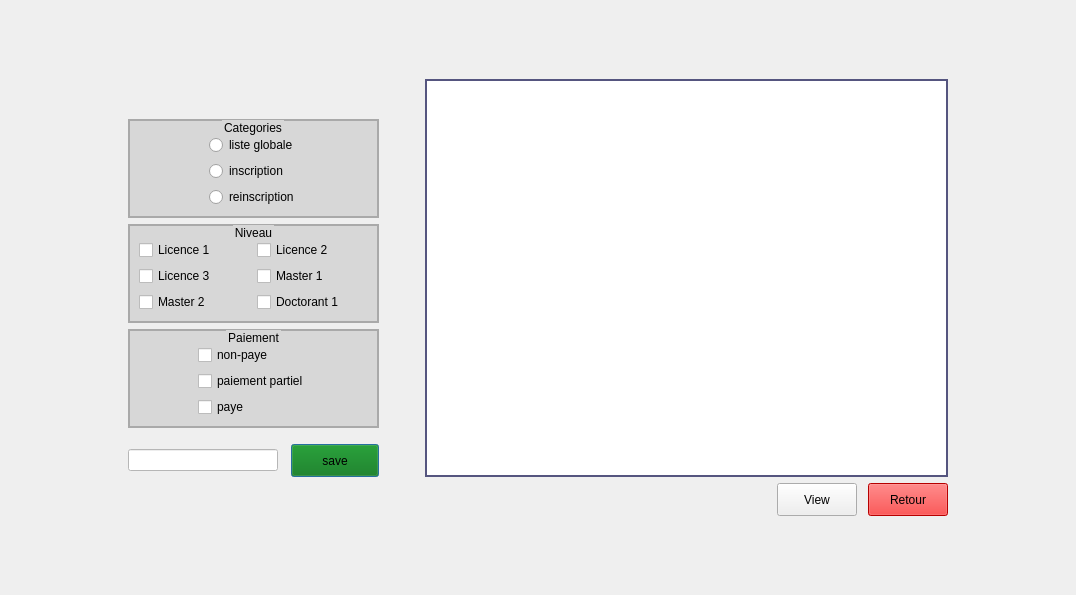
This is myProject/liste_generale.ui in ToDesire/QT_Project as Qt 5 draws it before an edit. The edited form follows.
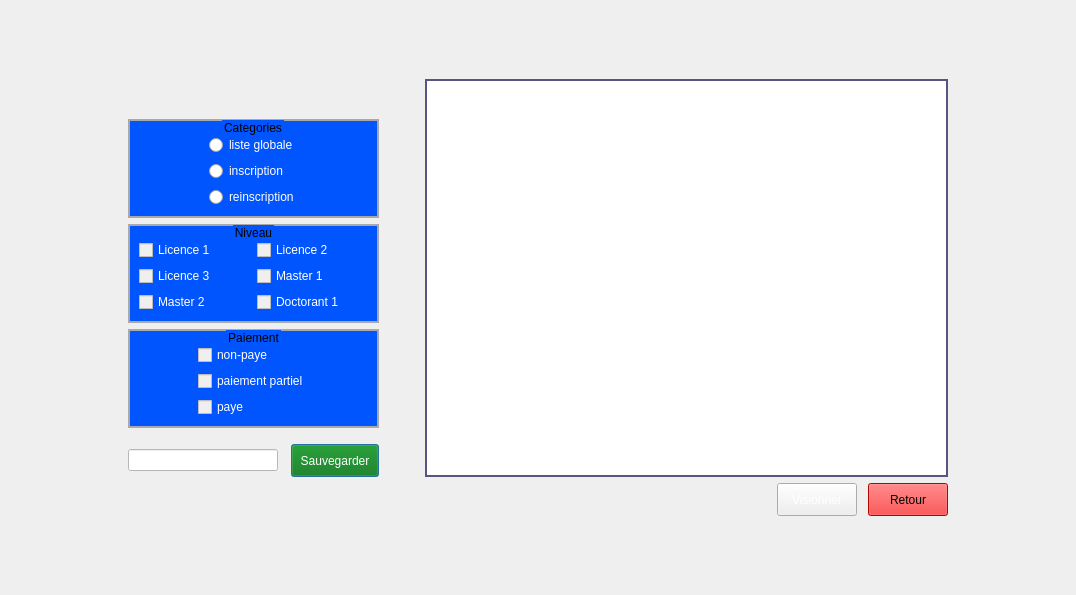
This is the edited form.

Patch:
```diff
--- a/myProject/liste_generale.ui
+++ b/myProject/liste_generale.ui
@@ -63,7 +63,7 @@
           <widget class="QGroupBox" name="groupBox_3">
            <property name="styleSheet">
             <string notr="true">QGroupBox{
-	background-color: rgba(191, 191, 191, 0.5);
+background-color: rgb(0, 85, 255);
 	color: #000;
 	border: 2px solid darkgray;
 }</string>
@@ -93,6 +93,9 @@
             </item>
             <item row="2" column="1">
              <widget class="QRadioButton" name="radioButton_inscription">
+              <property name="styleSheet">
+               <string notr="true">color: rgb(255, 255, 255);</string>
+              </property>
               <property name="text">
                <string>inscription</string>
               </property>
@@ -113,6 +116,9 @@
             </item>
             <item row="1" column="1">
              <widget class="QRadioButton" name="radioButton_listGen">
+              <property name="styleSheet">
+               <string notr="true">color: rgb(255, 255, 255);</string>
+              </property>
               <property name="text">
                <string>liste globale</string>
               </property>
@@ -136,6 +142,9 @@
               <property name="cursor">
                <cursorShape>PointingHandCursor</cursorShape>
               </property>
+              <property name="styleSheet">
+               <string notr="true">color: rgb(255, 255, 255);</string>
+              </property>
               <property name="text">
                <string>reinscription</string>
               </property>
@@ -148,7 +157,7 @@
           <widget class="QGroupBox" name="groupBox">
            <property name="styleSheet">
             <string notr="true">QGroupBox{
-	background-color: rgba(191, 191, 191, 0.5);
+background-color: rgb(0, 85, 255);
 	color: #000;
 	border: 2px solid darkgray;
 }</string>
@@ -162,27 +171,39 @@
            <layout class="QGridLayout" name="gridLayout_2">
             <item row="3" column="1">
              <widget class="QCheckBox" name="D1">
+              <property name="enabled">
+               <bool>false</bool>
+              </property>
+              <property name="styleSheet">
+               <string notr="true">color: rgb(255, 255, 255);</string>
+              </property>
               <property name="text">
                <string>Doctorant 1</string>
               </property>
              </widget>
             </item>
             <item row="3" column="0">
-             <widget class="QCheckBox" name="M1">
-              <property name="text">
-               <string>Master 2</string>
-              </property>
-             </widget>
-            </item>
-            <item row="1" column="1">
-             <widget class="QCheckBox" name="L2">
-              <property name="text">
-               <string>Licence 2</string>
-              </property>
-             </widget>
-            </item>
-            <item row="2" column="1">
              <widget class="QCheckBox" name="M2">
+              <property name="enabled">
+               <bool>false</bool>
+              </property>
+              <property name="styleSheet">
+               <string notr="true">color: rgb(255, 255, 255);
+</string>
+              </property>
+              <property name="text">
+               <string>Master 2</string>
+              </property>
+             </widget>
+            </item>
+            <item row="2" column="1">
+             <widget class="QCheckBox" name="M1">
+              <property name="enabled">
+               <bool>false</bool>
+              </property>
+              <property name="styleSheet">
+               <string notr="true">color: rgb(255, 255, 255);</string>
+              </property>
               <property name="text">
                <string>Master 1</string>
               </property>
@@ -190,6 +211,12 @@
             </item>
             <item row="1" column="0">
              <widget class="QCheckBox" name="L1">
+              <property name="enabled">
+               <bool>false</bool>
+              </property>
+              <property name="styleSheet">
+               <string notr="true">color: rgb(255, 255, 255);</string>
+              </property>
               <property name="text">
                <string>Licence 1</string>
               </property>
@@ -197,6 +224,12 @@
             </item>
             <item row="2" column="0">
              <widget class="QCheckBox" name="L3">
+              <property name="enabled">
+               <bool>false</bool>
+              </property>
+              <property name="styleSheet">
+               <string notr="true">color: rgb(255, 255, 255);</string>
+              </property>
               <property name="text">
                <string>Licence 3</string>
               </property>
@@ -218,6 +251,19 @@
               </property>
              </spacer>
             </item>
+            <item row="1" column="1">
+             <widget class="QCheckBox" name="L2">
+              <property name="enabled">
+               <bool>false</bool>
+              </property>
+              <property name="styleSheet">
+               <string notr="true">color: rgb(255, 255, 255);</string>
+              </property>
+              <property name="text">
+               <string>Licence 2</string>
+              </property>
+             </widget>
+            </item>
            </layout>
           </widget>
          </item>
@@ -225,7 +271,7 @@
           <widget class="QGroupBox" name="groupBox_2">
            <property name="styleSheet">
             <string notr="true">QGroupBox{
-	background-color: rgba(191, 191, 191, 0.5);
+background-color: rgb(0, 85, 255);
 	color: #000;
 	border: 2px solid darkgray;
 }</string>
@@ -239,6 +285,12 @@
            <layout class="QGridLayout" name="gridLayout">
             <item row="1" column="1">
              <widget class="QCheckBox" name="non_paye">
+              <property name="enabled">
+               <bool>false</bool>
+              </property>
+              <property name="styleSheet">
+               <string notr="true">color: rgb(255, 255, 255);</string>
+              </property>
               <property name="text">
                <string>non-paye</string>
               </property>
@@ -246,6 +298,12 @@
             </item>
             <item row="3" column="1">
              <widget class="QCheckBox" name="paye">
+              <property name="enabled">
+               <bool>false</bool>
+              </property>
+              <property name="styleSheet">
+               <string notr="true">color: rgb(255, 255, 255);</string>
+              </property>
               <property name="text">
                <string>paye</string>
               </property>
@@ -279,6 +337,12 @@
             </item>
             <item row="2" column="1">
              <widget class="QCheckBox" name="partiel">
+              <property name="enabled">
+               <bool>false</bool>
+              </property>
+              <property name="styleSheet">
+               <string notr="true">color: rgb(255, 255, 255);</string>
+              </property>
               <property name="text">
                <string>paiement partiel</string>
               </property>
@@ -360,6 +424,7 @@
             <widget class="QPushButton" name="save">
              <property name="styleSheet">
               <string notr="true">QPushButton{
+	color: rgb(255, 255, 255);
 	background-color: rgb(0, 113, 0);
 	height: 25px;
 	width: 80px;
@@ -371,7 +436,7 @@
 }</string>
              </property>
              <property name="text">
-              <string>save</string>
+              <string>Sauvegarder</string>
              </property>
             </widget>
            </item>
@@ -439,12 +504,13 @@
         <widget class="QPushButton" name="view">
          <property name="styleSheet">
           <string notr="true">QPushButton{
+	color: rgb(255, 255, 255);
 	height: 25px;
 	font: 81 11pt &quot;Fira Sans Compressed ExtraBold&quot;;
 }</string>
          </property>
          <property name="text">
-          <string>View</string>
+          <string>Visionner</string>
          </property>
         </widget>
        </item>
```
Left out of the diff: 3 changed lines with no effect on the pictures.
